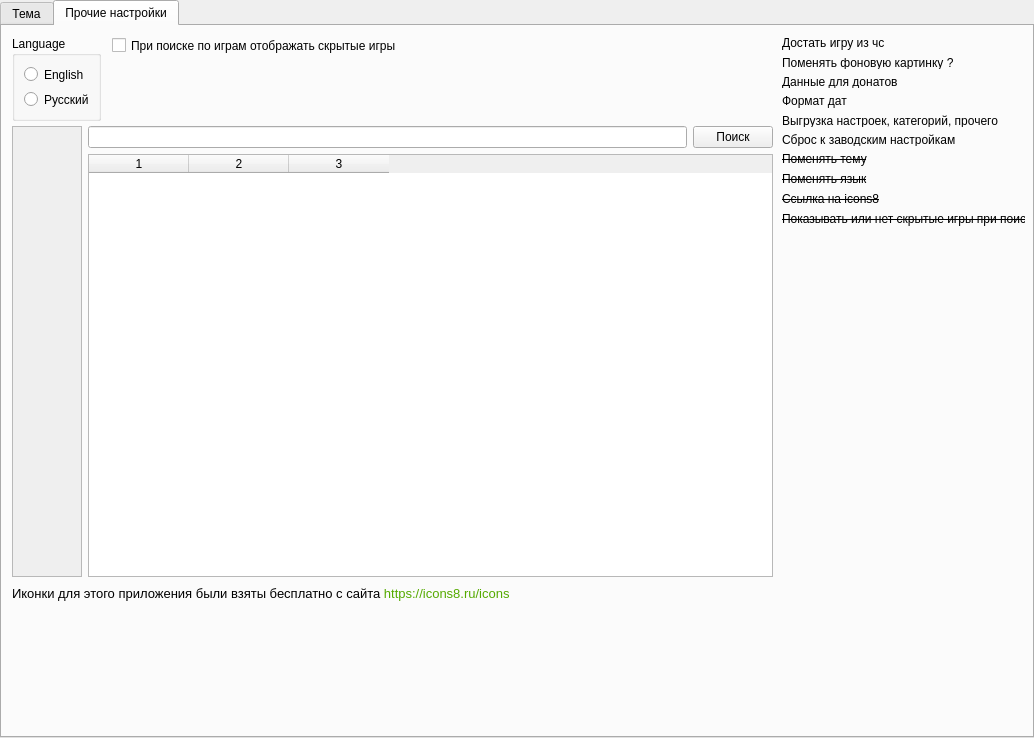
First picture: the form in AraSteamManager/subform/formsettings.ui, repository Arankir/AraSteamManager, before the edit.
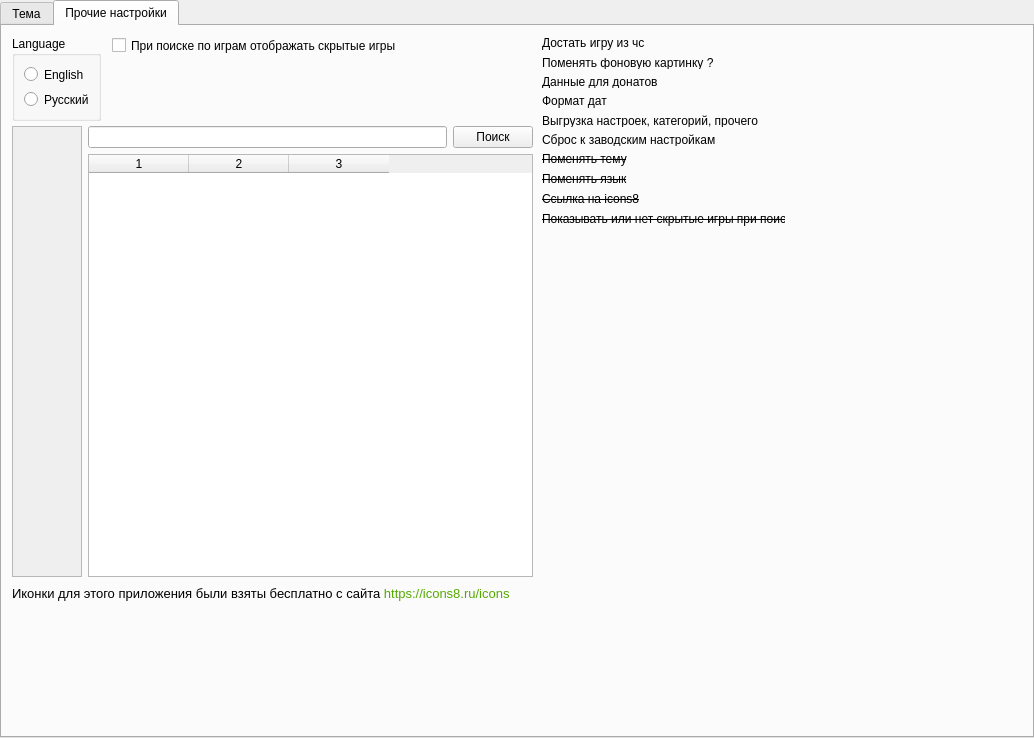
Second picture: the form after the edit. The open tabs and pages were chosen to show the change. Icons and pictures are not drawn.

The edit to the form file:
```diff
--- a/AraSteamManager/subform/formsettings.ui
+++ b/AraSteamManager/subform/formsettings.ui
@@ -829,7 +829,7 @@
       <widget class="QWidget" name="layoutWidget">
        <property name="geometry">
         <rect>
-         <x>780</x>
+         <x>540</x>
          <y>10</y>
          <width>243</width>
          <height>190</height>
@@ -1004,7 +1004,7 @@
         <rect>
          <x>10</x>
          <y>100</y>
-         <width>761</width>
+         <width>521</width>
          <height>451</height>
         </rect>
        </property>
```
Left out of the diff: 4 changed lines with no effect on the pictures.
